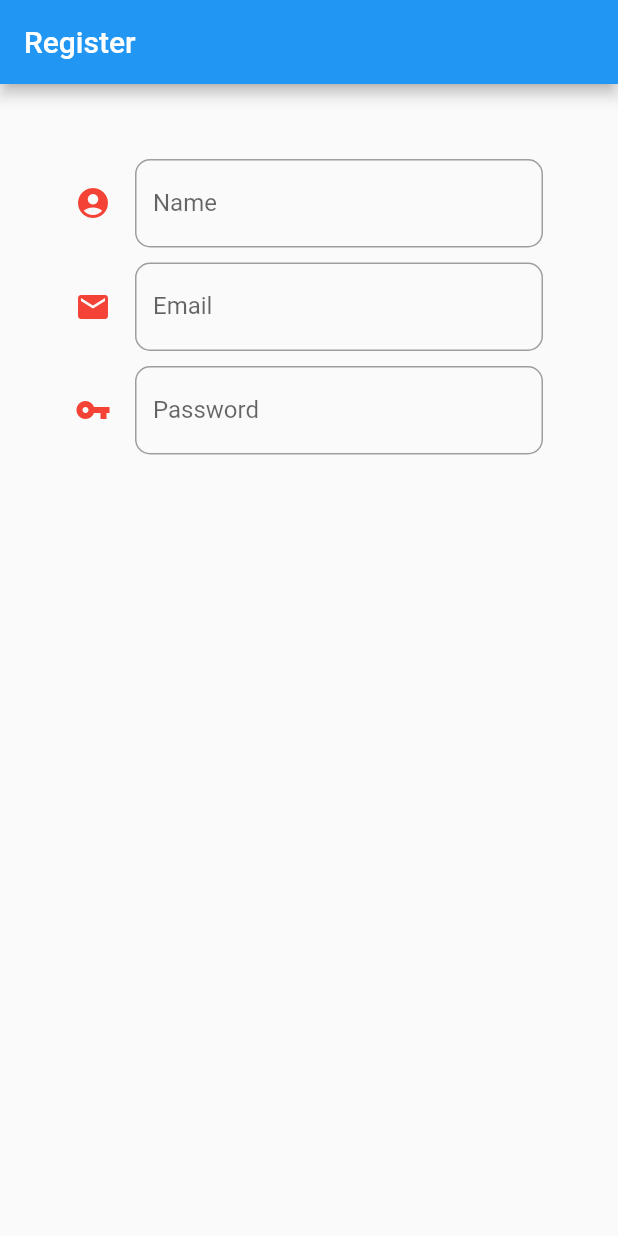
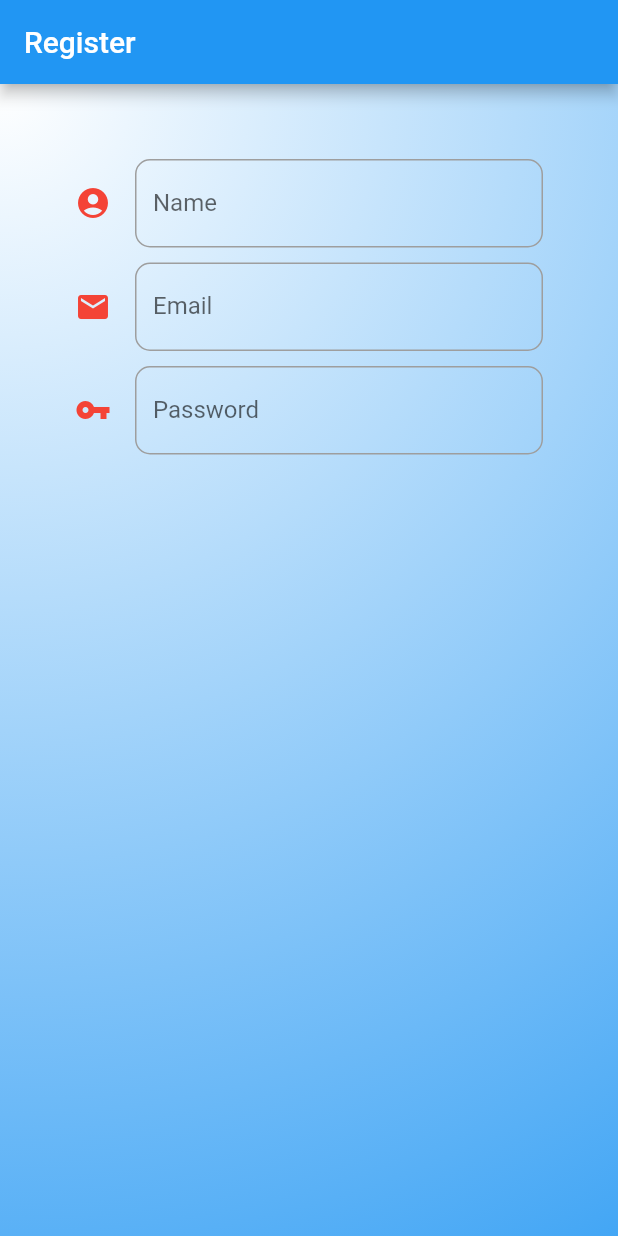
Before and after one commit to nickson01/nick-flutter-firebase, a Flutter app: the screen it shows after launch, on a phone screen of 412 x 824 dp. Run offline on Flutter 3.47's test engine with Material 2 defaults, Android fonts, the phone set to English and light mode, and no system bars.

Commit message:
update UI

```diff
--- a/lib/screens/register.dart
+++ b/lib/screens/register.dart
@@ -62,7 +62,12 @@ class _RegisterState extends State<Register> {
         title: Text('Register'),
       ),
       body: Container(
-        margin: EdgeInsets.all(50.0),
+        decoration: BoxDecoration(
+            gradient: RadialGradient(
+                colors: [Colors.white, Colors.blue],
+                radius: 2.5,
+                center: Alignment(-1, -1))),
+        padding: EdgeInsets.all(50.0),
         child: Column(
           children: <Widget>[
             Container(
```
